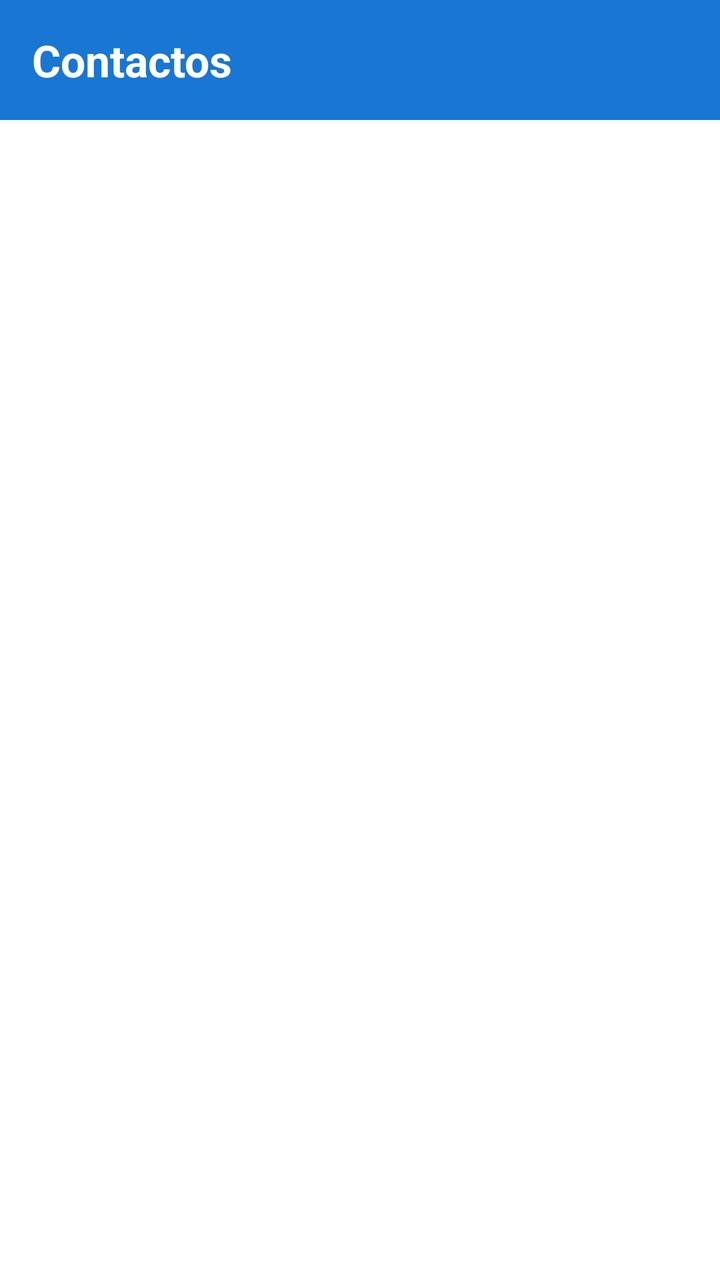
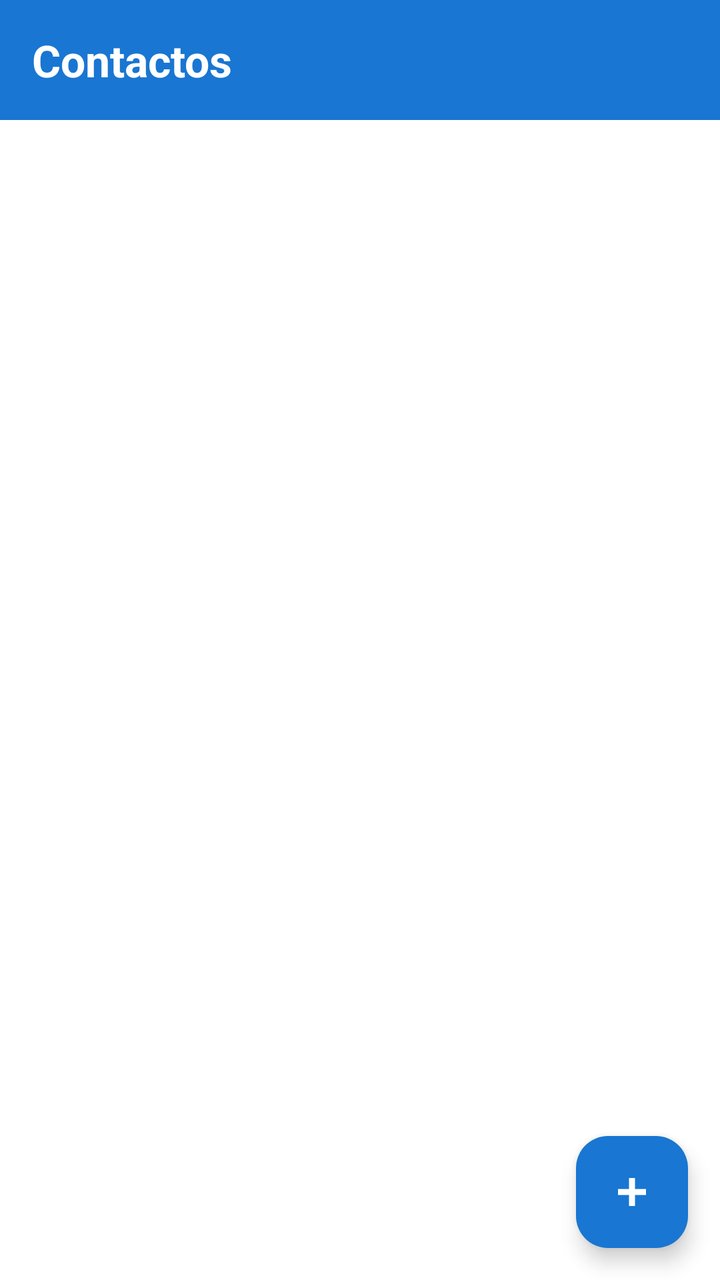

Before-and-after screenshots of an Android layout around one commit, followed by the original layout XML and the change that was made.
<!-- AndroidManifest.xml: application theme Theme.MiniAgenda -->
<!-- res/layout/activity_main.xml -->
<?xml version="1.0" encoding="utf-8"?>
<LinearLayout xmlns:android="http://schemas.android.com/apk/res/android"
    xmlns:app="http://schemas.android.com/apk/res-auto"
    xmlns:tools="http://schemas.android.com/tools"
    android:id="@+id/main"
    android:layout_width="match_parent"
    android:layout_height="match_parent"
    android:orientation="vertical"
    android:background="#FFFFFF"
    tools:context=".MainActivity">

    
    <TextView
        android:layout_width="match_parent"
        android:layout_height="60dp"
        android:background="#1976D2"
        android:text="@string/contactos"
        android:textColor="#FFFFFF"
        android:textSize="22sp"
        android:textStyle="bold"
        android:gravity="center_vertical"
        android:paddingStart="16dp"/>

    
    <androidx.recyclerview.widget.RecyclerView
        android:id="@+id/recyclerViewContacts"
        android:layout_width="match_parent"
        android:layout_height="0dp"
        android:layout_weight="1"
        android:padding="8dp"
        app:layoutManager="androidx.recyclerview.widget.LinearLayoutManager"
        tools:listitem="@layout/contact_item" />

</LinearLayout>
<!-- res/layout/contact_item.xml (included above) -->
<?xml version="1.0" encoding="utf-8"?>
<LinearLayout xmlns:android="http://schemas.android.com/apk/res/android"
    android:layout_width="match_parent"
    android:layout_height="wrap_content"
    android:orientation="horizontal"
    android:gravity="center_vertical"
    android:padding="16dp">

    
    <TextView
        android:id="@+id/contact_initial"
        android:layout_width="56dp"
        android:layout_height="56dp"
        android:background="@drawable/colored_circle"
        android:gravity="center"
        android:textColor="#FFFFFF"
        android:textSize="26sp"
        android:textStyle="bold" />

    
    <LinearLayout
        android:layout_width="0dp"
        android:layout_height="wrap_content"
        android:layout_weight="1"
        android:layout_marginStart="16dp"
        android:orientation="vertical">

        <TextView
            android:id="@+id/contact_name"
            android:layout_width="wrap_content"
            android:layout_height="wrap_content"
            android:textSize="18sp"
            android:textStyle="bold"
            android:textColor="#212121" />

        <TextView
            android:id="@+id/contact_phone"
            android:layout_width="wrap_content"
            android:layout_height="wrap_content"
            android:textSize="16sp"
            android:textColor="#757575" />

    </LinearLayout>

</LinearLayout>
<!-- resources referenced by this layout -->
<resources>
  <!-- drawable colored_circle (drawable) -->
  <?xml version="1.0" encoding="utf-8"?>
  <shape xmlns:android="http://schemas.android.com/apk/res/android"
      android:shape="oval">
  
      <solid android:color="#9E9E9E" />
  
  </shape>
  <string name="contactos">Contactos</string>
  <style name="Theme.MiniAgenda" parent="Base.Theme.MiniAgenda" />
  <style name="Base.Theme.MiniAgenda" parent="Theme.Material3.DayNight.NoActionBar">
          
          
      </style>
</resources>

<!-- the commit's change to res/layout/activity_main.xml (unified diff, before → after) -->
@@ -1,37 +1,57 @@
 <?xml version="1.0" encoding="utf-8"?>
-<LinearLayout xmlns:android="http://schemas.android.com/apk/res/android"
+<FrameLayout xmlns:android="http://schemas.android.com/apk/res/android"
     xmlns:app="http://schemas.android.com/apk/res-auto"
     xmlns:tools="http://schemas.android.com/tools"
     android:id="@+id/main"
     android:layout_width="match_parent"
     android:layout_height="match_parent"
-    android:orientation="vertical"
     android:background="#FFFFFF"
     tools:context=".MainActivity">
 
     
-    <TextView
+    <LinearLayout
         android:layout_width="match_parent"
-        android:layout_height="60dp"
-        android:background="#1976D2"
-        android:text="@string/contactos"
-        android:textColor="#FFFFFF"
-        android:textSize="22sp"
-        android:textStyle="bold"
-        android:gravity="center_vertical"
-        android:paddingStart="16dp"/>
+        android:layout_height="match_parent"
+        android:orientation="vertical">
+
+        
+        <TextView
+            android:layout_width="match_parent"
+            android:layout_height="60dp"
+            android:background="#1976D2"
+            android:text="@string/contactos"
+            android:textColor="#FFFFFF"
+            android:textSize="22sp"
+            android:textStyle="bold"
+            android:gravity="center_vertical"
+            android:paddingStart="16dp" />
+
+        
+        <androidx.recyclerview.widget.RecyclerView
+            android:id="@+id/recyclerViewContacts"
+            android:layout_width="match_parent"
+            android:layout_height="0dp"
+            android:layout_weight="1"
+            android:padding="8dp"
+            android:clipToPadding="false"
+            app:layoutManager="androidx.recyclerview.widget.LinearLayoutManager"
+            tools:listitem="@layout/contact_item" />
+
+    </LinearLayout>
 
     
-    <androidx.recyclerview.widget.RecyclerView
-        android:id="@+id/recyclerViewContacts"
-        android:layout_width="match_parent"
-        android:layout_height="0dp"
-        android:layout_weight="1"
-        android:padding="8dp"
-        app:layoutManager="androidx.recyclerview.widget.LinearLayoutManager"
-        tools:listitem="@layout/contact_item" />
+    <com.google.android.material.floatingactionbutton.FloatingActionButton
+        android:id="@+id/addContactButton"
+        android:layout_width="wrap_content"
+        android:layout_height="wrap_content"
+        android:layout_gravity="bottom|end"
+        android:layout_margin="16dp"
+        android:src="@drawable/add_symbol"
+        android:contentDescription="@string/addcontactbutton"
+        app:backgroundTint="#1976D2"
+        app:tint="@null" />
 
-</LinearLayout>
+</FrameLayout>
 <!-- res/layout/contact_item.xml (included above) -->
 <?xml version="1.0" encoding="utf-8"?>
 <LinearLayout xmlns:android="http://schemas.android.com/apk/res/android"
<!-- resource entries referenced after the edit -->
@@ -1,5 +1,18 @@
 <!-- resources referenced by this layout -->
 <resources>
+  <!-- drawable add_symbol (drawable) -->
+  <?xml version="1.0" encoding="utf-8"?>
+  <vector xmlns:android="http://schemas.android.com/apk/res/android"
+      android:width="32dp"
+      android:height="32dp"
+      android:viewportWidth="24"
+      android:viewportHeight="24">
+  
+      <path
+          android:fillColor="#FFFFFFFF"
+          android:pathData="M19,10.5h-5.5V5h-3v5.5H5v3h5.5V19h3v-5.5H19z" />
+  
+  </vector>
   <!-- drawable colored_circle (drawable) -->
   <?xml version="1.0" encoding="utf-8"?>
   <shape xmlns:android="http://schemas.android.com/apk/res/android"
@@ -8,6 +21,7 @@
       <solid android:color="#9E9E9E" />
   
   </shape>
+  <string name="addcontactbutton">addContactButton</string>
   <string name="contactos">Contactos</string>
   <style name="Theme.MiniAgenda" parent="Base.Theme.MiniAgenda" />
   <style name="Base.Theme.MiniAgenda" parent="Theme.Material3.DayNight.NoActionBar">
